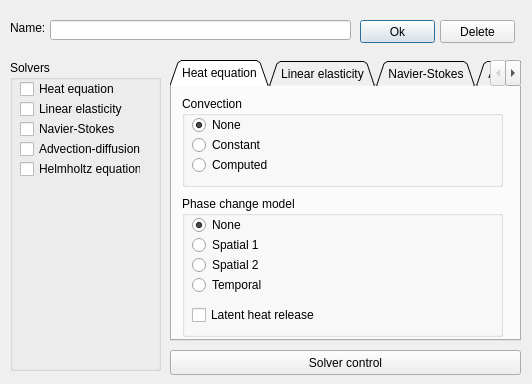
Above: misc/Mesh3D/forms/pdepropertyeditor.ui from tehnick/elmerfem before the change. Below: the same form after it.
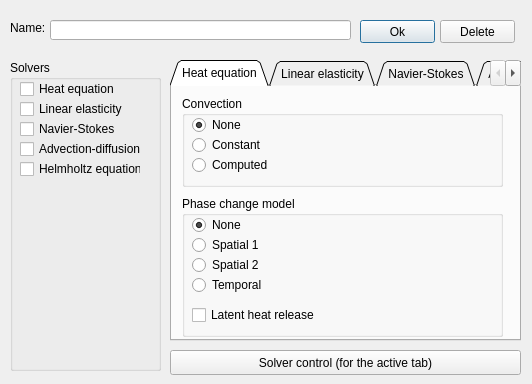
That is the form after the change. Icons and pictures are not drawn.

Commit message: Mesh3D: Added translation from material menu GUI into SIF text file

```diff
--- a/misc/Mesh3D/forms/pdepropertyeditor.ui
+++ b/misc/Mesh3D/forms/pdepropertyeditor.ui
@@ -510,7 +510,7 @@
     </rect>
    </property>
    <property name="text" >
-    <string>Solver control</string>
+    <string>Solver control (for the active tab)</string>
    </property>
    <property name="icon" >
     <iconset resource="../Mesh3D.qrc" >:/icons/configure.png</iconset>
```
The commit also changes 6 other files.
